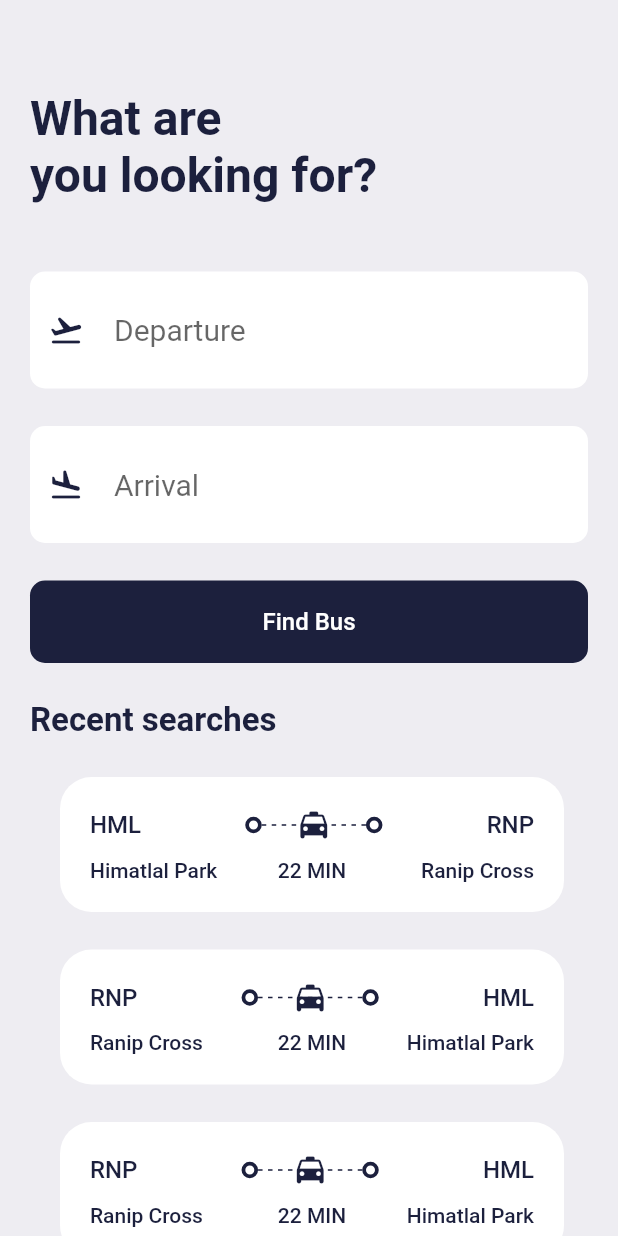
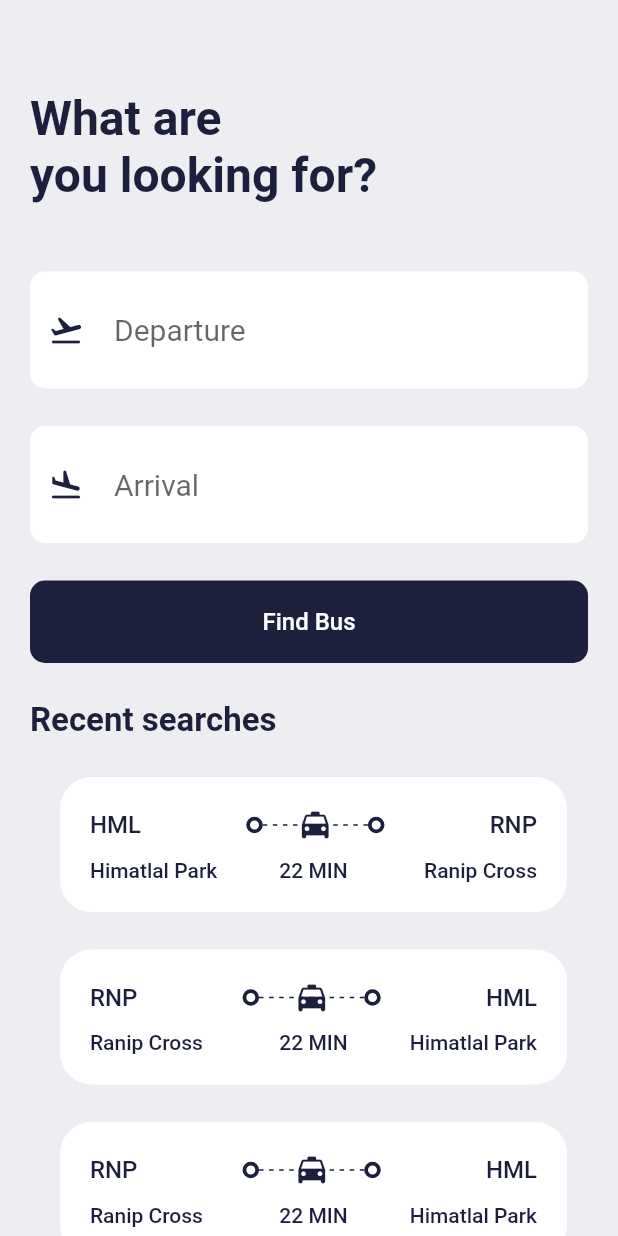
Before and after one commit to A3939/Flutter_brt_app, a Flutter app: the SearchScreen screen opened directly, on a phone screen of 412 x 824 dp. Run offline on Flutter 3.47's test engine with Material 2 defaults, Android fonts, the phone set to English and light mode, and no system bars; our stand-ins replace gap, get, google_nav_bar; missing offline and left inert: auto_size_text_field.

Commit message:
design changes

```diff
--- a/lib/screens/search_screen.dart
+++ b/lib/screens/search_screen.dart
@@ -1,13 +1,8 @@
-import 'dart:js';
-
-import 'package:brt_app/screens/ticket_view.dart';
 import 'package:brt_app/utils/app_layout.dart';
 import 'package:brt_app/utils/app_styles.dart';
 import 'package:brt_app/widgets/icon_text.dart';
 import 'package:brt_app/widgets/route_text_widget.dart';
 import 'package:flutter/material.dart';
-import 'package:flutter/src/widgets/framework.dart';
-import 'package:flutter/src/widgets/placeholder.dart';
 import 'package:gap/gap.dart';
 
 import '../utils/app_info_list.dart';
--- a/lib/widgets/route_text_widget.dart
+++ b/lib/widgets/route_text_widget.dart
@@ -12,7 +12,7 @@
   @override
   Widget build(BuildContext context) {
     return Container(
-      margin: EdgeInsets.only(right: AppLayout.getHeight(16)),
+      margin: EdgeInsets.only(right: AppLayout.getHeight(14)),
       child: Column(
         children: [
           Gap(
```
